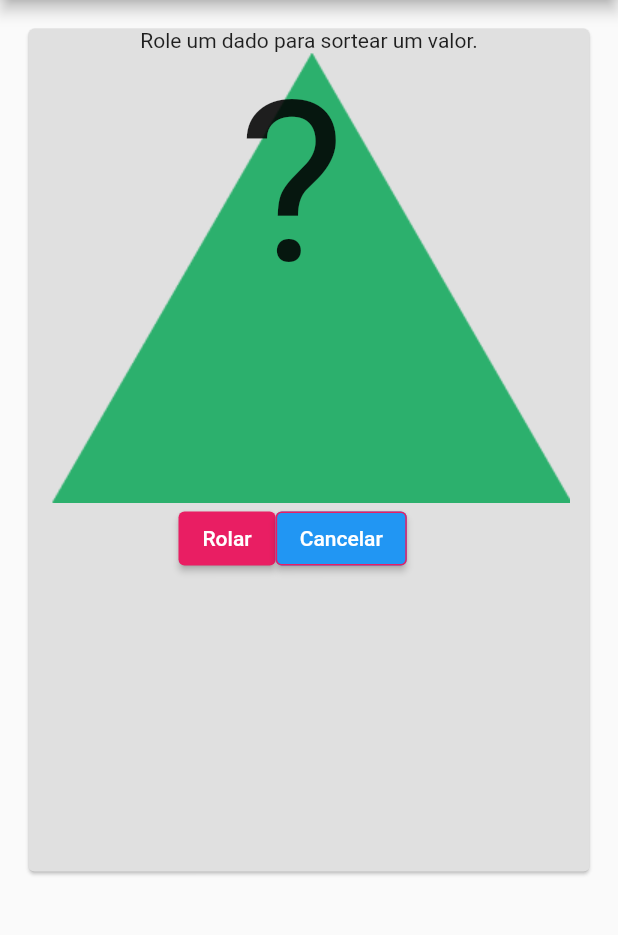
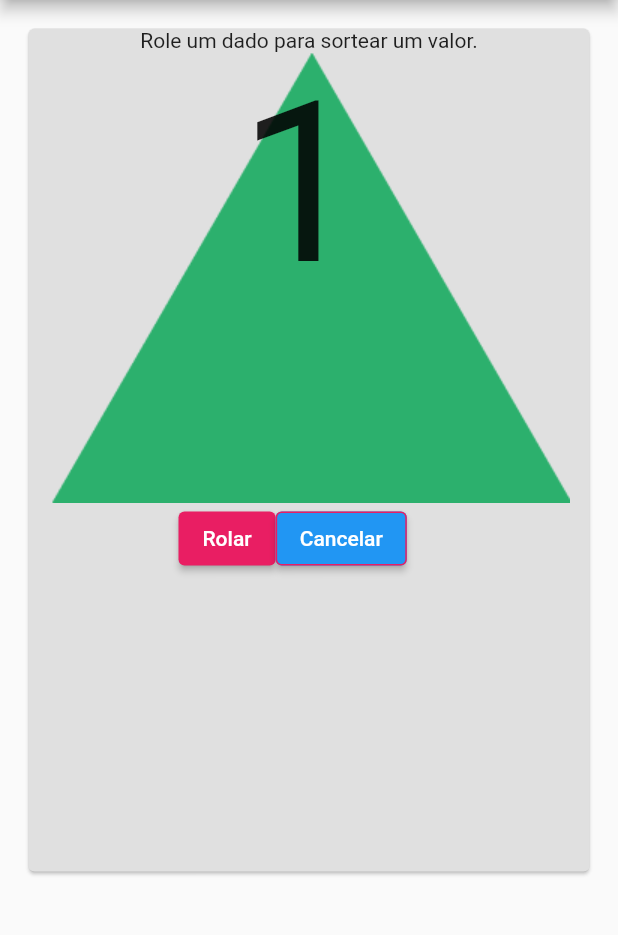
Before and after one commit to GilsonAndre/dados_rpg, a Flutter app: the screen it shows after launch, after a tap on "D4 (Quatro lados)", after a tap on "Rolar", on a phone screen of 412 x 824 dp, the part 84-1019 px from its top. Run offline on Flutter 3.47's test engine with Material 2 defaults, Android fonts, the phone set to English and light mode, and no system bars.

Commit message:
Criado a função de randomizar o número

```diff
--- a/lib/ui/roll_dice.dart
+++ b/lib/ui/roll_dice.dart
@@ -15,6 +15,7 @@ class RollDice extends StatefulWidget {
 }
 
 class _RollDiceState extends State<RollDice> {
+  String number = '?';
   @override
   Widget build(BuildContext context) {
     return MaterialApp(
@@ -37,13 +38,13 @@ class _RollDiceState extends State<RollDice> {
                       child: Image.asset(
                           'assets/img/bg_d${widget.diceNumber}.png'),
                     ),
-                    const Padding(
-                      padding: EdgeInsets.symmetric(
+                    Padding(
+                      padding: const EdgeInsets.symmetric(
                         horizontal: 140,
                       ),
                       child: Text(
-                        '?',
-                        style: TextStyle(fontSize: 150),
+                        number,
+                        style: const TextStyle(fontSize: 150),
                       ),
                     ),
                   ],
@@ -54,9 +55,7 @@ class _RollDiceState extends State<RollDice> {
                     children: [
                       ElevatedButton(
                         onPressed: () {
-                          var random =
-                              Random().nextInt(widget.diceNumber) + (1);
-                          print(random);
+                          randomNumber();
                         },
                         style: ElevatedButton.styleFrom(
                             backgroundColor: Colors.pink),
@@ -87,4 +86,12 @@ class _RollDiceState extends State<RollDice> {
       ),
     );
   }
+
+  //Randomiza os números
+  randomNumber() {
+    var random = Random().nextInt(widget.diceNumber) + (1);
+    setState(() {
+      number = random.toString();
+    });
+  }
 }
```
